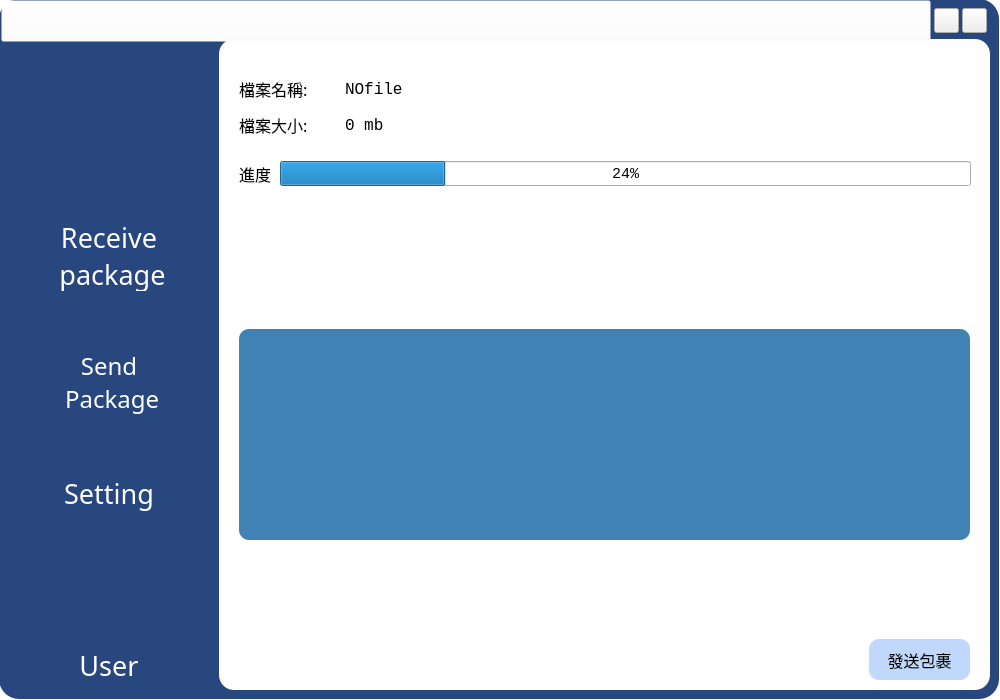
Qt form src/gui/MainWindow.ui (hmes98318/Logistics-Station) before a commit.
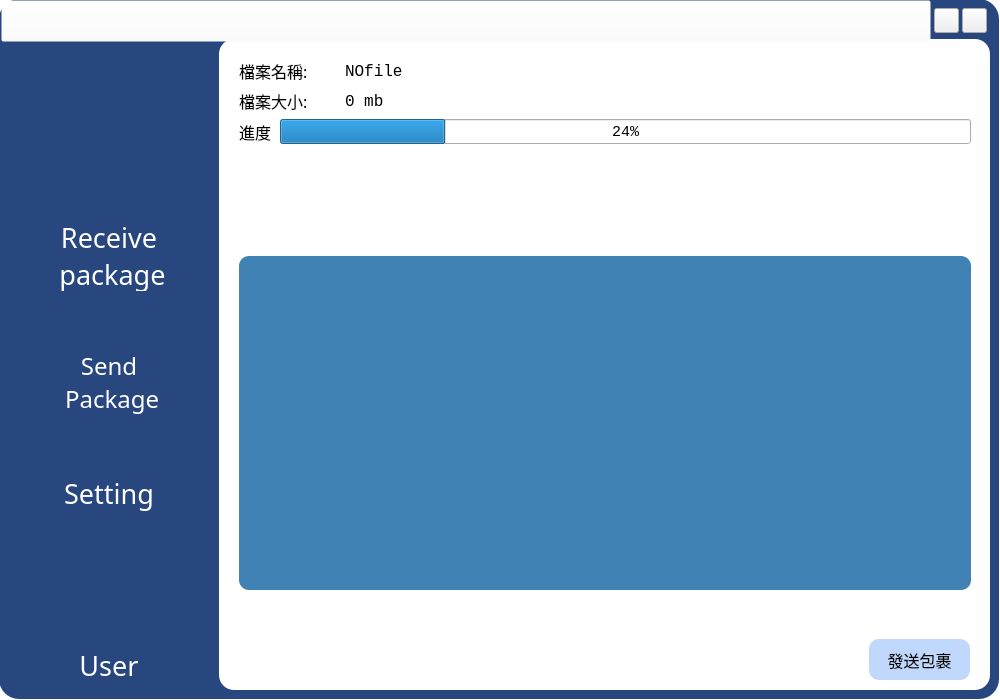
The same form after that commit. The open tabs and pages were chosen to show the change. Icons and pictures are not drawn.

Diff of the .ui file:
```diff
--- a/src/gui/MainWindow.ui
+++ b/src/gui/MainWindow.ui
@@ -574,7 +574,7 @@
         <x>20</x>
         <y>20</y>
         <width>732</width>
-        <height>266</height>
+        <height>531</height>
        </rect>
       </property>
       <layout class="QVBoxLayout" name="Layout_SelectFile">
@@ -696,7 +696,7 @@
            </property>
            <property name="font">
             <font>
-             <family>標楷體</family>
+             <family>微軟正黑體</family>
              <pointsize>12</pointsize>
             </font>
            </property>
@@ -766,17 +766,8 @@
          </property>
         </widget>
        </item>
-      </layout>
-     </widget>
+       <item>
      <widget class="QListView" name="listView_Sendpackage">
-      <property name="geometry">
-       <rect>
-        <x>20</x>
-        <y>290</y>
-        <width>731</width>
-        <height>211</height>
-       </rect>
-      </property>
       <property name="font">
        <font>
         <family>標楷體</family>
@@ -787,6 +778,9 @@
        <string notr="true">border-radius: 10px;
 background-color: rgba(13, 95, 160, 200);</string>
       </property>
+        </widget>
+       </item>
+      </layout>
      </widget>
     </widget>
     <widget class="QWidget" name="Setting">
```
Left out of the diff: 4 changed lines with no effect on the pictures. Lines whose indentation alone changed are shown as unchanged.
